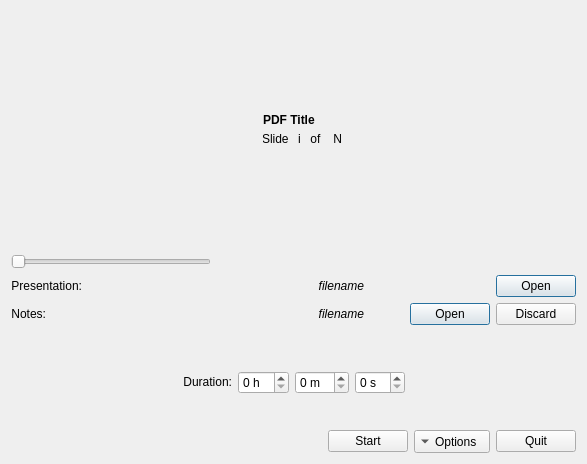
Old version of the form ui/start-screen.ui in the repository olabini/open-pdf-presenter.
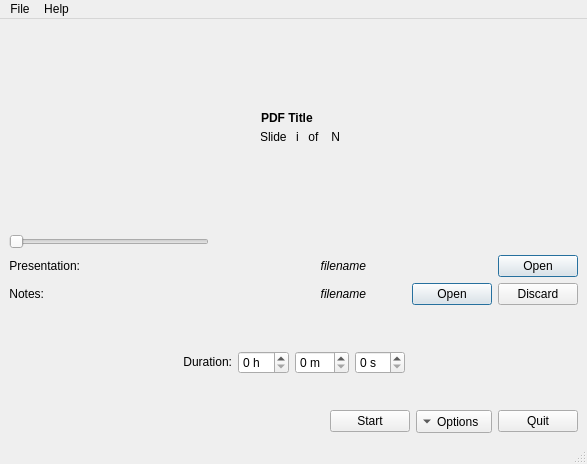
New version of the form.

Commit message: Added menu bar to start screen and about dialog

```diff
--- a/ui/start-screen.ui
+++ b/ui/start-screen.ui
@@ -1,10 +1,7 @@
 <?xml version="1.0" encoding="UTF-8"?>
 <ui version="4.0">
  <class>StartScreen</class>
- <widget class="QWidget" name="StartScreen">
-  <property name="windowModality">
-   <enum>Qt::NonModal</enum>
-  </property>
+ <widget class="QMainWindow" name="MainWindow">
   <property name="geometry">
    <rect>
     <x>0</x>
@@ -22,6 +19,7 @@
   <property name="windowTitle">
    <string>open-pdf-presenter</string>
   </property>
+  <widget class="QWidget" name="StartScreen">
   <layout class="QGridLayout" name="gridLayout">
    <property name="sizeConstraint">
     <enum>QLayout::SetNoConstraint</enum>
@@ -555,8 +553,49 @@
    </item>
   </layout>
  </widget>
- <resources>
-  <include location="../resources/presenterscreen/presenterscreen.qrc"/>
- </resources>
+  <widget class="QMenuBar" name="menubar">
+   <property name="geometry">
+    <rect>
+     <x>0</x>
+     <y>0</y>
+     <width>587</width>
+     <height>23</height>
+    </rect>
+   </property>
+   <widget class="QMenu" name="menuFile">
+    <property name="title">
+     <string>File</string>
+    </property>
+    <addaction name="actionOpen_presentation"/>
+    <addaction name="separator"/>
+    <addaction name="actionExit"/>
+   </widget>
+   <widget class="QMenu" name="menuHelp">
+    <property name="title">
+     <string>Help</string>
+    </property>
+    <addaction name="actionAbout"/>
+   </widget>
+   <addaction name="menuFile"/>
+   <addaction name="menuHelp"/>
+  </widget>
+  <widget class="QStatusBar" name="statusbar"/>
+  <action name="actionAbout">
+   <property name="text">
+    <string>About</string>
+   </property>
+  </action>
+  <action name="actionOpen_presentation">
+   <property name="text">
+    <string>Open presentation</string>
+   </property>
+  </action>
+  <action name="actionExit">
+   <property name="text">
+    <string>Exit</string>
+   </property>
+  </action>
+ </widget>
+ <resources/>
  <connections/>
 </ui>
```
Lines whose indentation alone changed are shown as unchanged. The commit also changes 7 other files.
